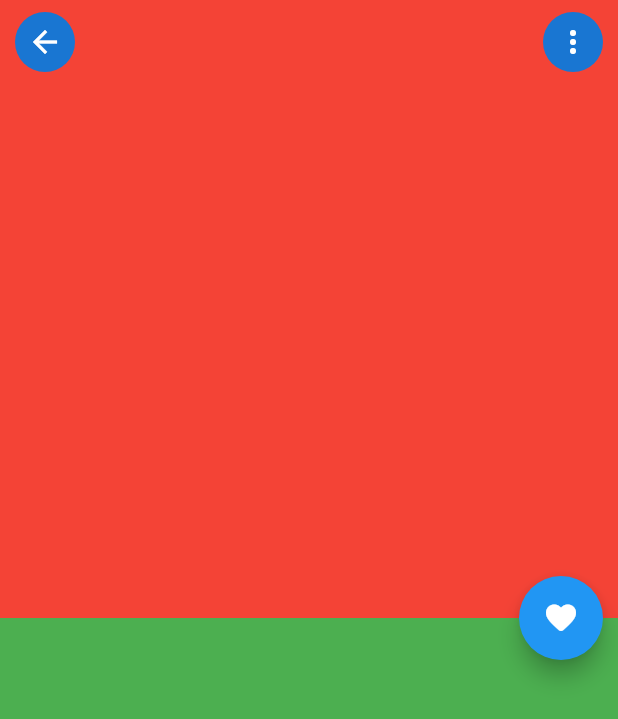
After one commit to cyblogerz/Zippy-elibrary, a Flutter app: the screen it shows after launch, scrolled down 576 dp, after a tap on "4.7", on a phone screen of 412 x 824 dp. The commit adds this screen. Shown: the top 719 px of the screen. Run offline on Flutter 3.47's test engine with Material 2 defaults, Android fonts, the phone set to English and light mode, and no system bars; our stand-ins replace google_fonts; network calls fail.

Commit message:
Created book details page outline

```diff
--- /dev/null
+++ b/lib/pages/book_details.dart
@@ -0,0 +1,63 @@
+import 'package:flutter/material.dart';
+
+class BookDetailsPage extends StatelessWidget {
+  const BookDetailsPage({Key? key}) : super(key: key);
+
+  @override
+  Widget build(BuildContext context) {
+    return Scaffold(
+      body: Stack(
+        children: <Widget>[
+          Column(
+            children: <Widget>[
+              Container(
+                color: Colors.red,
+                width: double.infinity,
+                height: MediaQuery.of(context).size.height * 0.5,
+              ),
+              Container(
+                color: Colors.green,
+                width: double.infinity,
+                height: MediaQuery.of(context).size.height * 0.5,
+              )
+            ],
+          ),
+          Align(
+            alignment: Alignment.centerRight,
+            child: Padding(
+              padding: const EdgeInsets.only(right: 10.0),
+              child: FloatingActionButton(
+                onPressed: () {},
+                child: Icon(Icons.favorite_rounded),
+              ),
+            ),
+          ),
+          SafeArea(
+            child: Padding(
+              padding: EdgeInsets.symmetric(horizontal: 10, vertical: 8),
+              child: Row(
+                mainAxisAlignment: MainAxisAlignment.spaceBetween,
+                children: <Widget>[
+                  CircleAvatar(
+                    child: IconButton(
+                      icon: Icon(Icons.arrow_back),
+                      onPressed: () {
+                        Navigator.pop(context);
+                      },
+                    ),
+                  ),
+                  CircleAvatar(
+                    child: IconButton(
+                      icon: Icon(Icons.more_vert),
+                      onPressed: () {},
+                    ),
+                  ),
+                ],
+              ),
+            ),
+          )
+        ],
+      ),
+    );
+  }
+}
--- a/lib/widgets/book_tile.dart
+++ b/lib/widgets/book_tile.dart
@@ -1,11 +1,15 @@
 import 'package:flutter/material.dart';
+import 'package:zippy/pages/book_details.dart';
 
 class BookTile extends StatelessWidget {
   const BookTile({Key? key}) : super(key: key);
 
   @override
   Widget build(BuildContext context) {
-    return Padding(
+    return GestureDetector(
+      onTap: (() => Navigator.push(context,
+          MaterialPageRoute(builder: ((context) => BookDetailsPage())))),
+      child: Padding(
         padding: const EdgeInsets.symmetric(horizontal: 8.0, vertical: 10.0),
         child: Column(
           children: <Widget>[
@@ -33,8 +37,8 @@ class BookTile extends StatelessWidget {
                       ),
                       Text(
                         '4.7',
-                      style:
-                          TextStyle(fontWeight: FontWeight.bold, fontSize: 10),
+                        style: TextStyle(
+                            fontWeight: FontWeight.bold, fontSize: 10),
                       )
                     ],
                   ),
@@ -59,6 +63,7 @@ class BookTile extends StatelessWidget {
             )
           ],
         ),
+      ),
     );
   }
 }
```
Lines whose indentation alone changed are shown as unchanged.
